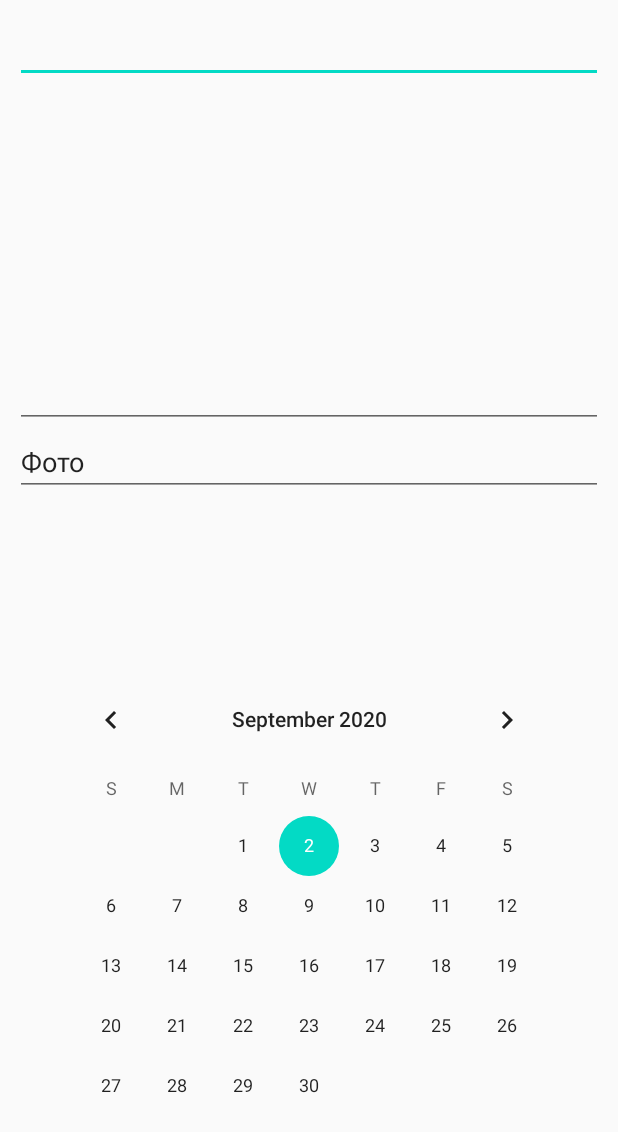
After one commit to rbktech/RentOnline, an Android app: the layout layout_add_ferm.xml on its own in the app's theme, with its tools: preview values and no code run, on a phone screen of 412 x 824 dp. The commit adds this screen. Shown: the top 1132 px of the screen. Run offline under Robolectric (Android 15) with nearby library versions, the phone set to English and light mode, and no system bars.

Commit message:
Add FloatingActionButton, add layout for add ferm

```diff
--- /dev/null
+++ b/app/src/main/java/com/fonekey/fermpage/CFermActivity.java
@@ -0,0 +1,17 @@
+package com.fonekey.fermpage;
+import com.fonekey.R;
+
+import android.os.Bundle;
+import androidx.annotation.Nullable;
+import androidx.appcompat.app.AppCompatActivity;
+
+public class CFermActivity extends AppCompatActivity {
+
+    CFermActivity(){};
+
+    @Override
+    protected void onCreate(@Nullable Bundle savedInstanceState) {
+        super.onCreate(savedInstanceState);
+        setContentView(R.layout.layout_add_ferm);
+    }
+}
--- a/app/src/main/java/com/fonekey/mainpage/CSurrenderFragment.java
+++ b/app/src/main/java/com/fonekey/mainpage/CSurrenderFragment.java
@@ -1,12 +1,20 @@
 package com.fonekey.mainpage;
 import com.fonekey.R;
+import com.fonekey.fermpage.CFermActivity;
+import com.fonekey.searchpage.CFilterFragment;
+import com.fonekey.searchpage.CSearchActivity;
+import com.google.android.material.floatingactionbutton.FloatingActionButton;
 
+import android.content.Intent;
 import android.os.Bundle;
 import androidx.annotation.NonNull;
 import androidx.annotation.Nullable;
 import android.view.LayoutInflater;
 import android.view.View;
 import android.view.ViewGroup;
+import android.widget.Button;
+
+import androidx.fragment.app.DialogFragment;
 import androidx.fragment.app.Fragment;
 import androidx.recyclerview.widget.LinearLayoutManager;
 import androidx.recyclerview.widget.RecyclerView;
@@ -24,15 +32,27 @@ public class CSurrenderFragment extends Fragment {
     public View onCreateView(@NonNull LayoutInflater inflater, @Nullable ViewGroup container, @Nullable Bundle savedInstanceState) {
         View view = inflater.inflate(R.layout.fragment_surrender, container, false);
 
+        FloatingActionButton btnAddFerm;
+        btnAddFerm = (FloatingActionButton) view.findViewById(R.id.btnAddFerm);
+        btnAddFerm.setOnClickListener(new View.OnClickListener() {
+            @Override
+            public void onClick(View v)
+            {
+                DialogFragment fr = new DialogFragment();
+                fr.showNow(getFragmentManager(), "asdasd");
+                //m_lstFerm.remove(0);
+                //Intent intent = new Intent(getActivity(), CFermActivity.class);
+                //startActivity(intent);
+            }
+        });
+
         RecyclerView m_recyclerViewFerm = (RecyclerView) view.findViewById(R.id.recycle_view);
         m_recyclerViewFerm.setHasFixedSize(true);
         m_recyclerViewFerm.setLayoutManager(new LinearLayoutManager(getActivity()));
 
         m_recyclerViewFerm.setAdapter(new CRecyclerAdapter(m_lstFerm));
 
-        //m_recyclerViewFerm.setAdapter(new CRecyclerAdapter(getContext(), m_lstFerm));
-
-         return view;
+        return view;
     }
 
     @Override
--- a/app/src/main/res/layout/fragment_surrender.xml
+++ b/app/src/main/res/layout/fragment_surrender.xml
@@ -7,4 +7,13 @@
         android:id="@+id/recycle_view"
         android:layout_width="match_parent"
         android:layout_height="match_parent" />
+
+    <com.google.android.material.floatingactionbutton.FloatingActionButton
+        android:id="@+id/btnAddFerm"
+        android:layout_gravity="bottom|end"
+        android:layout_marginBottom="20dp"
+        android:layout_marginRight="20dp"
+        android:layout_width="wrap_content"
+        android:layout_height="wrap_content"/>
+
 </FrameLayout>
--- /dev/null
+++ b/app/src/main/res/layout/layout_add_ferm.xml
@@ -0,0 +1,63 @@
+<?xml version="1.0" encoding="utf-8"?>
+<LinearLayout xmlns:android="http://schemas.android.com/apk/res/android"
+    xmlns:app="http://schemas.android.com/apk/res-auto"
+    xmlns:tools="http://schemas.android.com/tools"
+    android:layout_width="match_parent"
+    android:layout_height="match_parent"
+    android:orientation="vertical" >
+
+    <androidx.constraintlayout.widget.ConstraintLayout
+        android:layout_width="match_parent"
+        android:layout_height="match_parent"
+        android:layout_marginLeft="10dp"
+        android:layout_marginTop="10dp"
+        android:layout_marginRight="10dp"
+        android:layout_marginBottom="10dp">
+
+        <EditText
+            android:id="@+id/txtStreetFerm"
+            android:layout_width="0dp"
+            android:layout_height="wrap_content"
+            android:ems="10"
+            android:gravity="start|top"
+            android:inputType="textMultiLine"
+            app:layout_constraintEnd_toEndOf="parent"
+            app:layout_constraintStart_toStartOf="parent"
+            app:layout_constraintTop_toTopOf="parent" />
+
+        <EditText
+            android:id="@+id/txtDefinitionFerm"
+            android:layout_width="0dp"
+            android:layout_height="230dp"
+            android:ems="10"
+            android:gravity="start|top"
+            android:inputType="textMultiLine"
+            app:layout_constraintEnd_toEndOf="parent"
+            app:layout_constraintStart_toStartOf="parent"
+            app:layout_constraintTop_toBottomOf="@+id/txtStreetFerm" />
+
+        <CalendarView
+            android:id="@+id/calendarView"
+            android:layout_width="wrap_content"
+            android:layout_height="wrap_content"
+            android:layout_marginBottom="30dp"
+            app:layout_constraintBottom_toBottomOf="parent"
+            app:layout_constraintEnd_toEndOf="parent"
+            app:layout_constraintStart_toStartOf="parent"
+            app:layout_constraintTop_toBottomOf="@+id/txtPhoto"
+            app:layout_constraintVertical_bias="1.0" />
+
+        <EditText
+            android:id="@+id/txtPhoto"
+            android:layout_width="0dp"
+            android:layout_height="wrap_content"
+            android:ems="10"
+            android:inputType="textPersonName"
+            android:text="Фото"
+            app:layout_constraintEnd_toEndOf="parent"
+            app:layout_constraintHorizontal_bias="1.0"
+            app:layout_constraintStart_toStartOf="parent"
+            app:layout_constraintTop_toBottomOf="@+id/txtDefinitionFerm" />
+    </androidx.constraintlayout.widget.ConstraintLayout>
+
+</LinearLayout>
```
